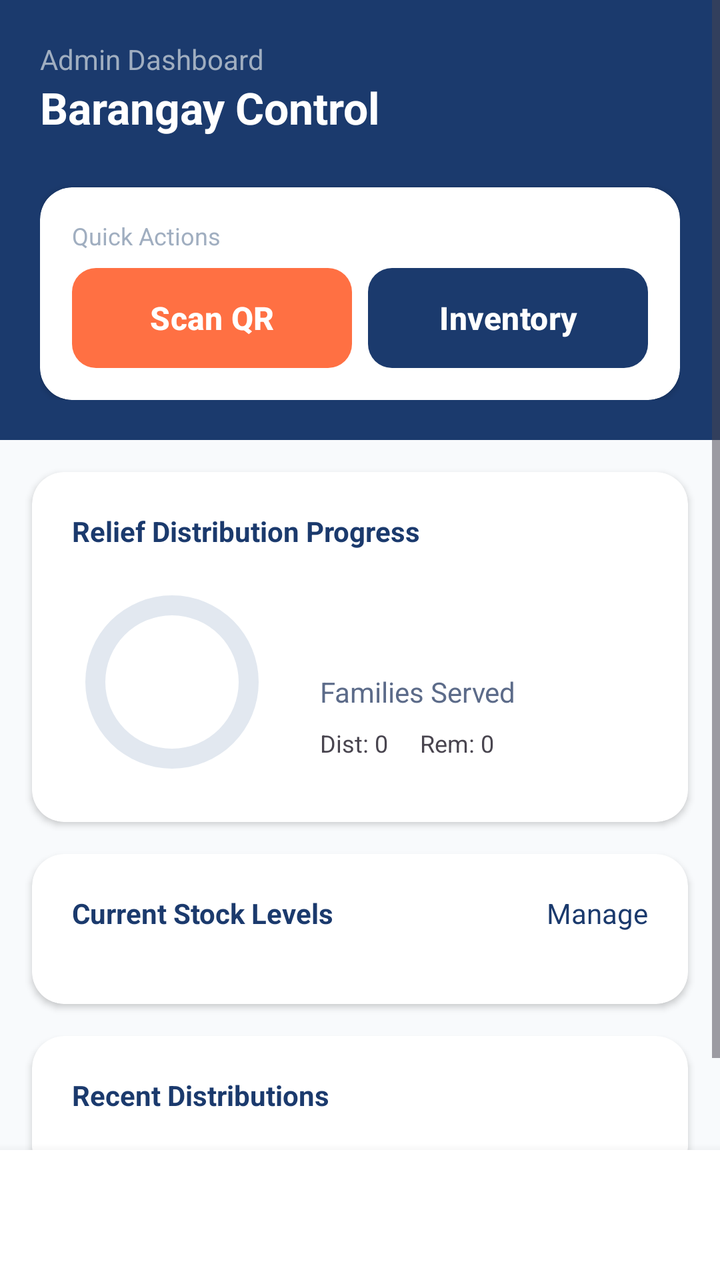
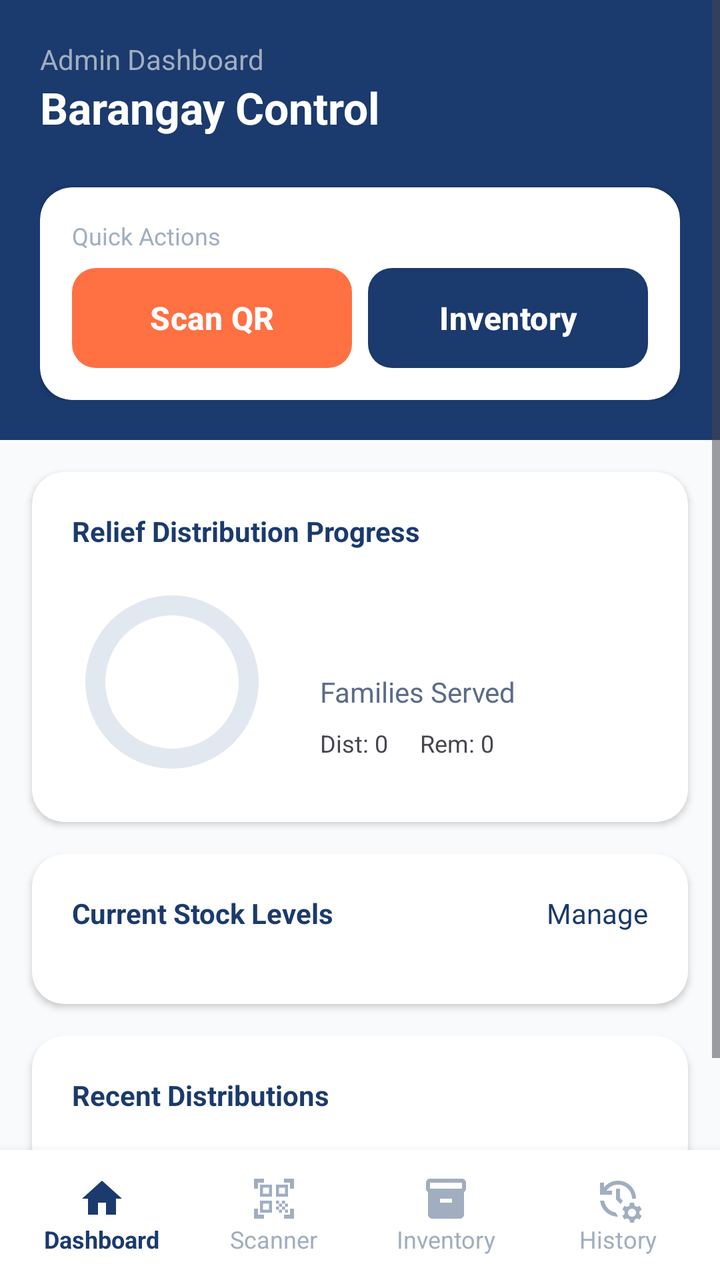

The first picture is an Android layout as it rendered before a commit; the second is the same layout after the commit. The layout source and the unified diff follow.
<!-- AndroidManifest.xml: application theme Theme.BReady -->
<!-- res/layout/activity_admin_dashboard.xml -->
<?xml version="1.0" encoding="utf-8"?>
<RelativeLayout xmlns:android="http://schemas.android.com/apk/res/android"
    xmlns:app="http://schemas.android.com/apk/res-auto"
    android:layout_width="match_parent"
    android:layout_height="match_parent"
    android:background="#F8FAFC">

    <LinearLayout
        android:id="@+id/bottomNav"
        android:layout_width="match_parent"
        android:layout_height="65dp"
        android:layout_alignParentBottom="true"
        android:background="@android:color/white"
        android:elevation="8dp"
        android:orientation="horizontal"
        android:gravity="center_vertical">
    </LinearLayout>

    <ScrollView
        android:layout_width="match_parent"
        android:layout_height="match_parent"
        android:layout_above="@id/bottomNav">

        <LinearLayout
            android:layout_width="match_parent"
            android:layout_height="wrap_content"
            android:orientation="vertical"
            android:paddingBottom="20dp">

            <RelativeLayout
                android:layout_width="match_parent"
                android:layout_height="220dp"
                android:background="#1B3A6D"
                android:padding="20dp">

                <TextView
                    android:id="@+id/tvSub"
                    android:layout_width="wrap_content"
                    android:layout_height="wrap_content"
                    android:text="Admin Dashboard"
                    android:textColor="#A0AEC0"
                    android:textSize="14sp" />

                <TextView
                    android:layout_width="wrap_content"
                    android:layout_height="wrap_content"
                    android:layout_below="@id/tvSub"
                    android:text="Barangay Control"
                    android:textColor="@android:color/white"
                    android:textSize="22sp"
                    android:textStyle="bold" />

                <androidx.cardview.widget.CardView
                    android:layout_width="match_parent"
                    android:layout_height="wrap_content"
                    android:layout_alignParentBottom="true"
                    app:cardCornerRadius="16dp">
                    <LinearLayout
                        android:layout_width="match_parent"
                        android:layout_height="wrap_content"
                        android:orientation="vertical"
                        android:padding="16dp">
                        <TextView
                            android:layout_width="wrap_content"
                            android:layout_height="wrap_content"
                            android:text="Quick Actions"
                            android:textColor="#A0AEC0"
                            android:textSize="12sp"/>
                        <LinearLayout
                            android:layout_width="match_parent"
                            android:layout_height="wrap_content"
                            android:orientation="horizontal"
                            android:layout_marginTop="8dp">
                            <Button
                                android:layout_width="0dp"
                                android:layout_height="50dp"
                                android:layout_weight="1"
                                android:layout_marginEnd="8dp"
                                android:background="@drawable/bg_rounded_orange"
                                app:backgroundTint="@null"
                                android:text="Scan QR"
                                android:textAllCaps="false"
                                android:textColor="@android:color/white"
                                android:textSize="16sp"
                                android:textStyle="bold"
                                app:cornerRadius="12dp"/>

                            <Button
                                android:layout_width="0dp"
                                android:layout_height="50dp"
                                android:layout_weight="1"
                                android:background="@drawable/bg_rounded_blue"
                                app:backgroundTint="@null"
                                android:text="Inventory"
                                android:textAllCaps="false"
                                android:textColor="@android:color/white"
                                android:textSize="16sp"
                                android:textStyle="bold"
                                app:cornerRadius="12dp" />
                        </LinearLayout>
                    </LinearLayout>
                </androidx.cardview.widget.CardView>
            </RelativeLayout>

            <androidx.cardview.widget.CardView
                android:layout_width="match_parent"
                android:layout_height="wrap_content"
                android:layout_margin="16dp"
                app:cardCornerRadius="16dp">
                <RelativeLayout
                    android:layout_width="match_parent"
                    android:layout_height="wrap_content"
                    android:padding="20dp">
                    <TextView
                        android:id="@+id/tvProgTitle"
                        android:layout_width="wrap_content"
                        android:layout_height="wrap_content"
                        android:text="Relief Distribution Progress"
                        android:textColor="#1B3A6D"
                        android:textStyle="bold"/>

                    <ProgressBar
                        android:id="@+id/circleProgress"
                        style="?android:attr/progressBarStyleHorizontal"
                        android:layout_width="100dp"
                        android:layout_height="100dp"
                        android:layout_below="@id/tvProgTitle"
                        android:layout_marginTop="16dp"
                        android:progressDrawable="@drawable/circular_progress"
                        android:max="100" />

                    <LinearLayout
                        android:layout_width="wrap_content"
                        android:layout_height="wrap_content"
                        android:layout_toEndOf="@id/circleProgress"
                        android:layout_below="@id/tvProgTitle"
                        android:layout_marginStart="24dp"
                        android:layout_marginTop="24dp"
                        android:orientation="vertical">
                        <TextView
                            android:id="@+id/tvPercent"
                            android:layout_width="wrap_content"
                            android:layout_height="wrap_content"
                            android:textColor="#1B3A6D"
                            android:textSize="28sp"
                            android:textStyle="bold"/>
                        <TextView
                            android:layout_width="wrap_content"
                            android:layout_height="wrap_content"
                            android:text="Families Served"
                            android:textColor="#5C6B89"/>
                        <LinearLayout
                            android:layout_width="wrap_content"
                            android:layout_height="wrap_content"
                            android:layout_marginTop="8dp"
                            android:orientation="horizontal">
                            <TextView
                                android:id="@+id/tvDist"
                                android:layout_width="wrap_content"
                                android:layout_height="wrap_content"
                                android:text="Dist: 0"
                                android:textSize="12sp"
                                android:layout_marginEnd="16dp"/>
                            <TextView
                                android:id="@+id/tvRem"
                                android:layout_width="wrap_content"
                                android:layout_height="wrap_content"
                                android:text="Rem: 0"
                                android:textSize="12sp"/>
                        </LinearLayout>
                    </LinearLayout>
                </RelativeLayout>
            </androidx.cardview.widget.CardView>

            <androidx.cardview.widget.CardView
                android:layout_width="match_parent"
                android:layout_height="wrap_content"
                android:layout_marginHorizontal="16dp"
                app:cardCornerRadius="16dp">
                <LinearLayout
                    android:id="@+id/containerInventory"
                    android:layout_width="match_parent"
                    android:layout_height="wrap_content"
                    android:orientation="vertical"
                    android:padding="20dp">
                    <RelativeLayout
                        android:layout_width="match_parent"
                        android:layout_height="wrap_content"
                        android:layout_marginBottom="16dp">
                        <TextView
                            android:layout_width="wrap_content"
                            android:layout_height="wrap_content"
                            android:text="Current Stock Levels"
                            android:textColor="#1B3A6D"
                            android:textStyle="bold"/>
                        <TextView
                            android:layout_width="wrap_content"
                            android:layout_height="wrap_content"
                            android:layout_alignParentEnd="true"
                            android:text="Manage"
                            android:textColor="#1B3A6D"/>
                    </RelativeLayout>
                </LinearLayout>
            </androidx.cardview.widget.CardView>

            <androidx.cardview.widget.CardView
                android:layout_width="match_parent"
                android:layout_height="wrap_content"
                android:layout_margin="16dp"
                app:cardCornerRadius="16dp">
                <LinearLayout
                    android:layout_width="match_parent"
                    android:layout_height="wrap_content"
                    android:orientation="vertical"
                    android:padding="20dp">
                    <TextView
                        android:layout_width="wrap_content"
                        android:layout_height="wrap_content"
                        android:text="Recent Distributions"
                        android:textColor="#1B3A6D"
                        android:textStyle="bold"
                        android:layout_marginBottom="12dp"/>

                    <androidx.recyclerview.widget.RecyclerView
                        android:id="@+id/recyclerViewDistributions"
                        android:layout_width="match_parent"
                        android:layout_height="wrap_content"
                        android:nestedScrollingEnabled="false" />
                </LinearLayout>
            </androidx.cardview.widget.CardView>
        </LinearLayout>
    </ScrollView>
</RelativeLayout>
<!-- resources referenced by this layout -->
<resources>
  <!-- drawable bg_rounded_blue (drawable) -->
  <?xml version="1.0" encoding="utf-8"?>
  <shape xmlns:android="http://schemas.android.com/apk/res/android">
      <solid android:color="#1B3A6D" />
      <corners android:radius="12dp" />
  </shape>
  <!-- drawable bg_rounded_orange (drawable) -->
  <?xml version="1.0" encoding="utf-8"?>
  <shape xmlns:android="http://schemas.android.com/apk/res/android">
      <solid android:color="#FF7043" />
      <corners android:radius="12dp" />
  </shape>
  <style name="Theme.BReady" parent="Base.Theme.BReady" />
  <style name="Base.Theme.BReady" parent="Theme.Material3.DayNight.NoActionBar">
          
          
      </style>
  <!-- unchanged entries left out for length: 1 -->
</resources>

<!-- the commit's change to res/layout/activity_admin_dashboard.xml (unified diff, before → after) -->
@@ -12,8 +12,94 @@
         android:layout_alignParentBottom="true"
         android:background="@android:color/white"
         android:elevation="8dp"
+        android:gravity="center_vertical"
         android:orientation="horizontal"
-        android:gravity="center_vertical">
+        android:paddingHorizontal="8dp">
+
+        <LinearLayout
+            android:id="@+id/tabAdminDashboard"
+            android:layout_width="0dp"
+            android:layout_height="wrap_content"
+            android:layout_weight="1"
+            android:gravity="center"
+            android:orientation="vertical">
+            <ImageView
+                android:layout_width="24dp"
+                android:layout_height="24dp"
+                android:src="@drawable/home"
+                app:tint="#1B3A6D" />
+            <TextView
+                android:layout_width="wrap_content"
+                android:layout_height="wrap_content"
+                android:text="Dashboard"
+                android:textColor="#1B3A6D"
+                android:textSize="12sp"
+                android:textStyle="bold" />
+        </LinearLayout>
+
+        <LinearLayout
+            android:id="@+id/tabAdminScanner"
+            android:layout_width="0dp"
+            android:layout_height="wrap_content"
+            android:layout_weight="1"
+            android:gravity="center"
+            android:orientation="vertical">
+            <ImageView
+                android:layout_width="24dp"
+                android:layout_height="24dp"
+                android:src="@drawable/baseline_qr_code_scanner_24"
+                app:tint="#A0AEC0" />
+            <TextView
+                android:layout_width="wrap_content"
+                android:layout_height="wrap_content"
+                android:text="Scanner"
+                android:textColor="#A0AEC0"
+                android:textSize="12sp" />
+        </LinearLayout>
+
+        <LinearLayout
+            android:id="@+id/tabAdminInventory"
+            android:layout_width="0dp"
+            android:layout_height="wrap_content"
+            android:layout_weight="1"
+            android:gravity="center"
+            android:orientation="vertical">
+
+            <ImageView
+                android:layout_width="24dp"
+                android:layout_height="24dp"
+                android:src="@drawable/baseline_inventory_24"
+                app:tint="#A0AEC0" />
+
+            <TextView
+                android:layout_width="wrap_content"
+                android:layout_height="wrap_content"
+                android:text="Inventory"
+                android:textColor="#A0AEC0"
+                android:textSize="12sp" />
+        </LinearLayout>
+
+        <LinearLayout
+            android:id="@+id/tabAdminHistory"
+            android:layout_width="0dp"
+            android:layout_height="wrap_content"
+            android:layout_weight="1"
+            android:gravity="center"
+            android:orientation="vertical">
+
+            <ImageView
+                android:layout_width="24dp"
+                android:layout_height="24dp"
+                android:src="@drawable/baseline_manage_history_24"
+                app:tint="#A0AEC0" />
+
+            <TextView
+                android:layout_width="wrap_content"
+                android:layout_height="wrap_content"
+                android:text="History"
+                android:textColor="#A0AEC0"
+                android:textSize="12sp" />
+        </LinearLayout>
     </LinearLayout>
 
     <ScrollView
<!-- resource entries referenced after the edit -->
@@ -1,5 +1,23 @@
 <!-- resources referenced by this layout -->
 <resources>
+  <!-- drawable baseline_inventory_24 (drawable) -->
+  <vector xmlns:android="http://schemas.android.com/apk/res/android" android:height="24dp" android:tint="#000000" android:viewportHeight="24" android:viewportWidth="24" android:width="24dp">
+        
+      <path android:fillColor="@android:color/white" android:pathData="M20,2L4,2c-1,0 -2,0.9 -2,2v3.01c0,0.72 0.43,1.34 1,1.69L3,20c0,1.1 1.1,2 2,2h14c0.9,0 2,-0.9 2,-2L21,8.7c0.57,-0.35 1,-0.97 1,-1.69L22,4c0,-1.1 -1,-2 -2,-2zM15,14L9,14v-2h6v2zM20,7L4,7L4,4l16,-0.02L20,7z"/>
+      
+  </vector>
+  <!-- drawable baseline_manage_history_24 (drawable) -->
+  <vector xmlns:android="http://schemas.android.com/apk/res/android" android:height="24dp" android:tint="#000000" android:viewportHeight="24" android:viewportWidth="24" android:width="24dp">
+        
+      <path android:fillColor="@android:color/white" android:pathData="M22.69,18.37l1.14,-1l-1,-1.73l-1.45,0.49c-0.32,-0.27 -0.68,-0.48 -1.08,-0.63L20,14h-2l-0.3,1.49c-0.4,0.15 -0.76,0.36 -1.08,0.63l-1.45,-0.49l-1,1.73l1.14,1c-0.08,0.5 -0.08,0.76 0,1.26l-1.14,1l1,1.73l1.45,-0.49c0.32,0.27 0.68,0.48 1.08,0.63L18,24h2l0.3,-1.49c0.4,-0.15 0.76,-0.36 1.08,-0.63l1.45,0.49l1,-1.73l-1.14,-1C22.77,19.13 22.77,18.87 22.69,18.37zM19,21c-1.1,0 -2,-0.9 -2,-2s0.9,-2 2,-2s2,0.9 2,2S20.1,21 19,21zM11,7v5.41l2.36,2.36l1.04,-1.79L13,11.59V7H11zM21,12c0,-4.97 -4.03,-9 -9,-9C9.17,3 6.65,4.32 5,6.36V4H3v6h6V8H6.26C7.53,6.19 9.63,5 12,5c3.86,0 7,3.14 7,7H21zM10.86,18.91C7.87,18.42 5.51,16.01 5.08,13H3.06c0.5,4.5 4.31,8 8.94,8c0.02,0 0.05,0 0.07,0L10.86,18.91z"/>
+      
+  </vector>
+  <!-- drawable baseline_qr_code_scanner_24 (drawable) -->
+  <vector xmlns:android="http://schemas.android.com/apk/res/android" android:height="24dp" android:tint="#000000" android:viewportHeight="24" android:viewportWidth="24" android:width="24dp">
+        
+      <path android:fillColor="@android:color/white" android:pathData="M9.5,6.5v3h-3v-3H9.5M11,5H5v6h6V5L11,5zM9.5,14.5v3h-3v-3H9.5M11,13H5v6h6V13L11,13zM17.5,6.5v3h-3v-3H17.5M19,5h-6v6h6V5L19,5zM13,13h1.5v1.5H13V13zM14.5,14.5H16V16h-1.5V14.5zM16,13h1.5v1.5H16V13zM13,16h1.5v1.5H13V16zM14.5,17.5H16V19h-1.5V17.5zM16,16h1.5v1.5H16V16zM17.5,14.5H19V16h-1.5V14.5zM17.5,17.5H19V19h-1.5V17.5zM22,7h-2V4h-3V2h5V7zM22,22v-5h-2v3h-3v2H22zM2,22h5v-2H4v-3H2V22zM2,2v5h2V4h3V2H2z"/>
+      
+  </vector>
   <!-- drawable bg_rounded_blue (drawable) -->
   <?xml version="1.0" encoding="utf-8"?>
   <shape xmlns:android="http://schemas.android.com/apk/res/android">
@@ -12,6 +30,12 @@
       <solid android:color="#FF7043" />
       <corners android:radius="12dp" />
   </shape>
+  <!-- drawable home (drawable) -->
+  <vector xmlns:android="http://schemas.android.com/apk/res/android" android:height="24dp" android:tint="#000000" android:viewportHeight="24" android:viewportWidth="24" android:width="24dp">
+        
+      <path android:fillColor="@android:color/white" android:pathData="M10,20v-6h4v6h5v-8h3L12,3 2,12h3v8z"/>
+      
+  </vector>
   <style name="Theme.BReady" parent="Base.Theme.BReady" />
   <style name="Base.Theme.BReady" parent="Theme.Material3.DayNight.NoActionBar">
           
